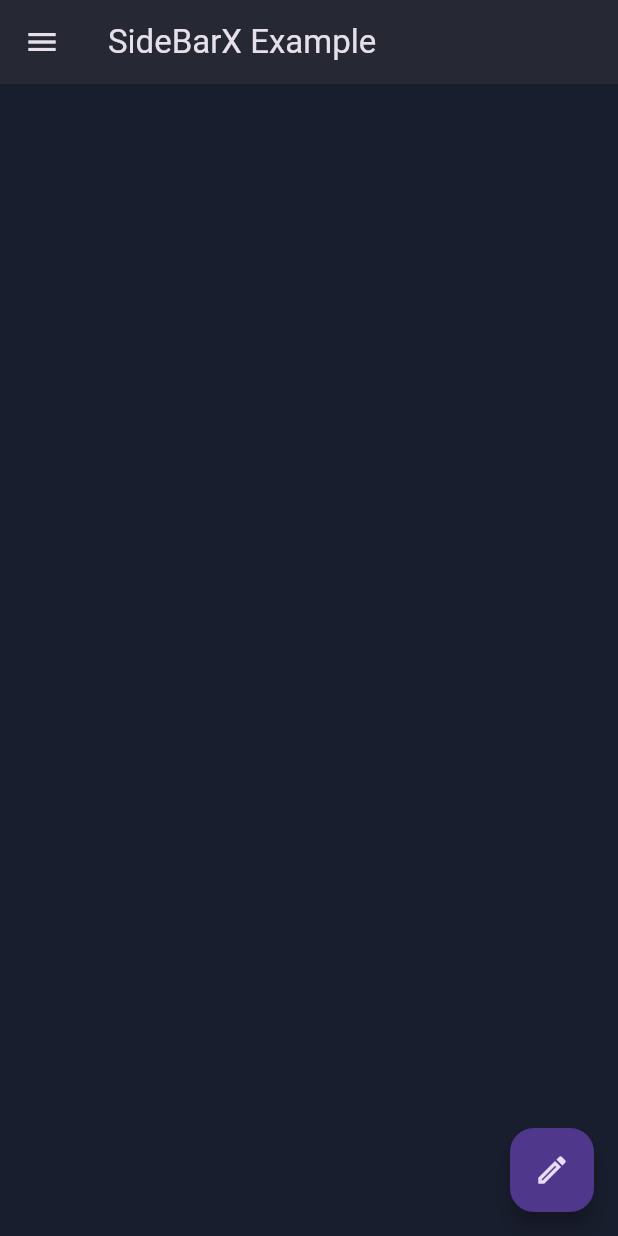
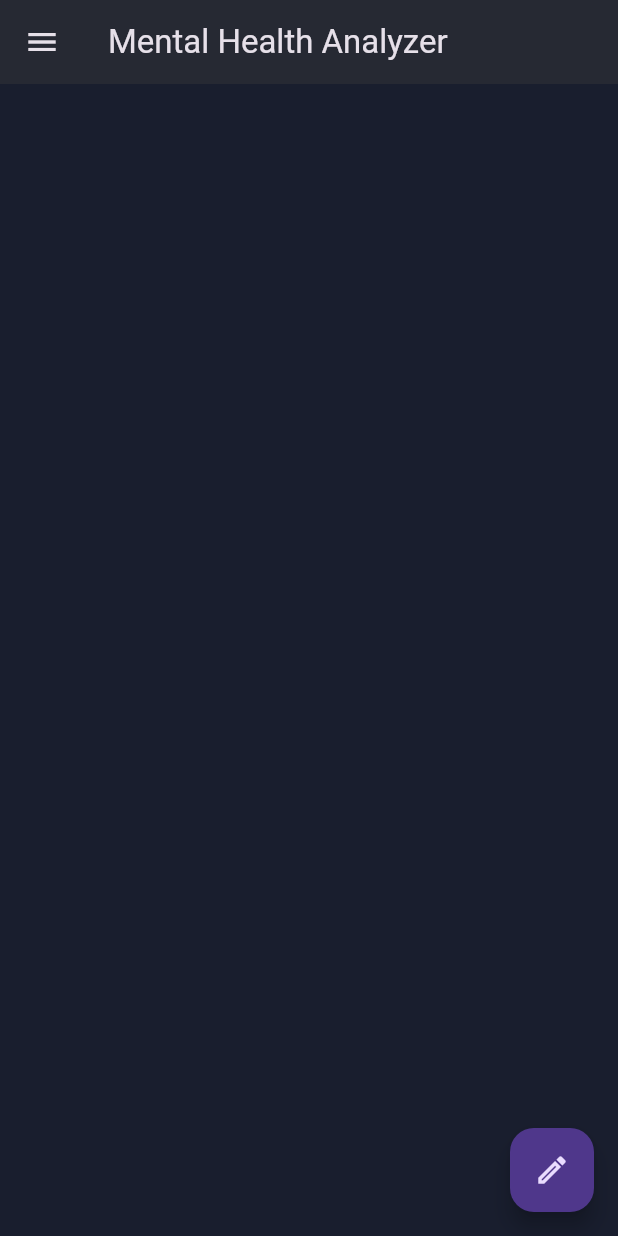
Before and after one commit to Pragya1904/major_project, a Flutter app: the MyHomePage screen opened directly, on a phone screen of 412 x 824 dp. Run offline on Flutter 3.47's test engine with Material 3 defaults, Android fonts, the phone set to English and light mode, and no system bars; our stand-ins replace appwrite, fl_chart, google_generative_ai, sidebarx, table_calendar; statements that could not run were skipped.

Commit message:
updated chatbot model

```diff
--- a/lib/appwrite/auth_api.dart
+++ b/lib/appwrite/auth_api.dart
@@ -42,7 +42,9 @@ class AuthAPI extends ChangeNotifier {
         .setSelfSigned();
     account = Account(client);
   }
-
+  String? getUsername() {
+    return _currentUser?.name;
+  }
   void scrollToBottom() {
     _scrollController.animateTo(
       _scrollController.position.maxScrollExtent,
--- a/lib/chatbot/presentation/pages/home_page.dart
+++ b/lib/chatbot/presentation/pages/home_page.dart
@@ -55,7 +55,7 @@ class _MyHomePageState extends State<MyHomePage> {
             return Scaffold(
                 key: _key,
                 appBar: isSmallScreen ? AppBar(
-                  title: Text('SideBarX Example'),
+                  title: Text('Mental Health Analyzer'),
                   leading: IconButton(
                     onPressed: (){
                       _key.currentState?.openDrawer();
--- /dev/null
+++ b/lib/home/presentation/pages/home_page.dart
@@ -0,0 +1,15 @@
+import 'package:flutter/material.dart';
+
+class HomePage extends StatefulWidget {
+  const HomePage({Key? key}) : super(key: key);
+
+  @override
+  State<HomePage> createState() => _HomePageState();
+}
+
+class _HomePageState extends State<HomePage> {
+  @override
+  Widget build(BuildContext context) {
+    return const Scaffold();
+  }
+}
```
Also changed, not shown: lib/chatbot/presentation/pages/chat_page.dart (+20 -25 lines), lib/chatbot/presentation/widgets/messageList.dart (+8 -2 lines), pubspec.lock.
